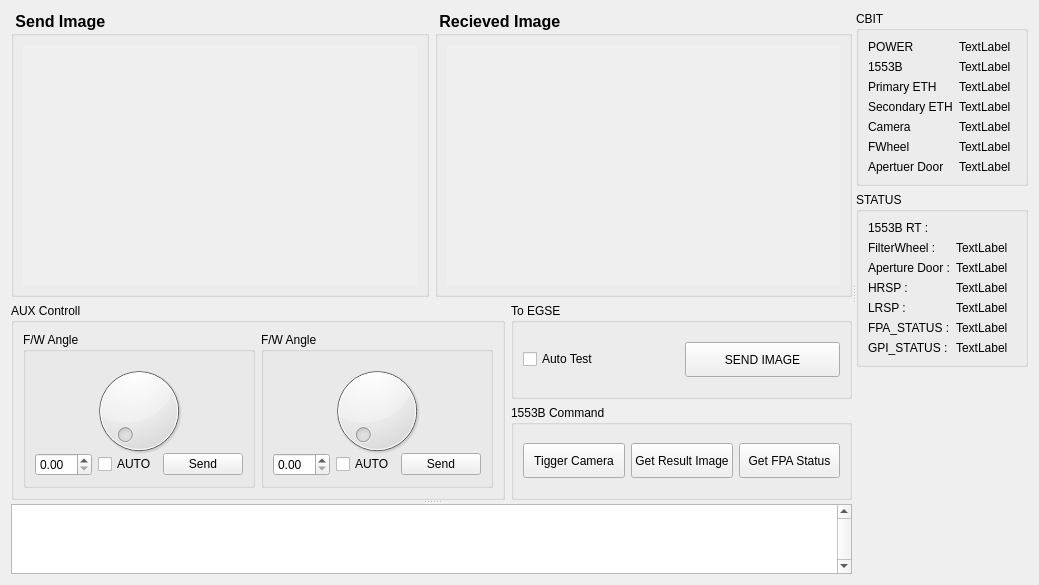
Before: the Qt Designer form EGSE_CMEB/ControllUI.ui in GisuKim/EGSE_GUI, drawn with Qt 5.
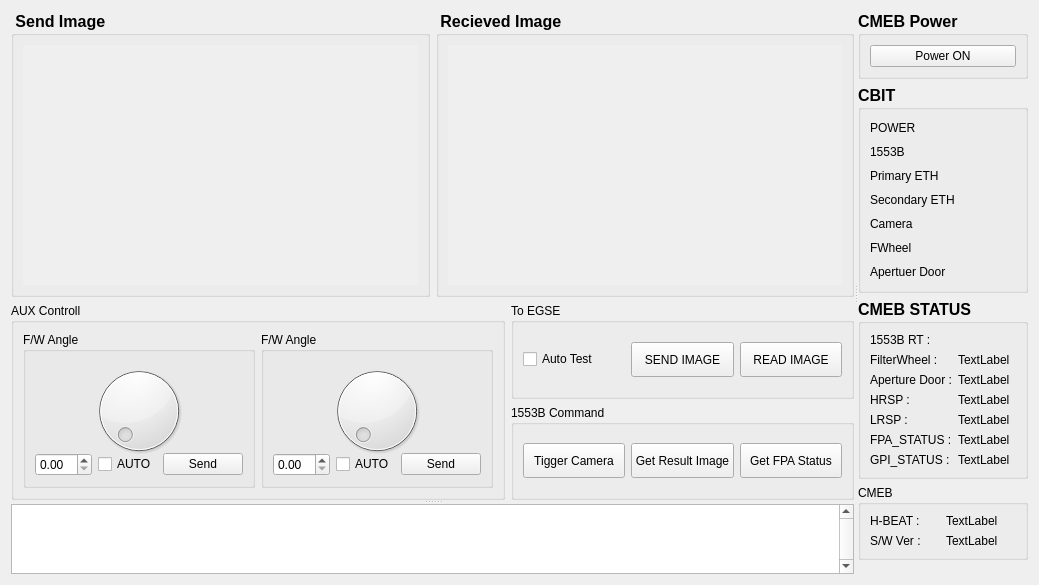
After: the same form once the commit is applied. Icons and pictures are not drawn.

The edit to the form file:
```diff
--- a/EGSE_CMEB/ControllUI.ui
+++ b/EGSE_CMEB/ControllUI.ui
@@ -245,7 +245,7 @@
                   </widget>
                  </item>
                  <item>
-                  <widget class="QPushButton" name="pushButton_4">
+                  <widget class="QPushButton" name="btn_send_image">
                    <property name="minimumSize">
                     <size>
                      <width>0</width>
@@ -257,6 +257,19 @@
                    </property>
                   </widget>
                  </item>
+                 <item>
+                  <widget class="QPushButton" name="btn_read_image">
+                   <property name="minimumSize">
+                    <size>
+                     <width>0</width>
+                     <height>35</height>
+                    </size>
+                   </property>
+                   <property name="text">
+                    <string>READ IMAGE</string>
+                   </property>
+                  </widget>
+                 </item>
                 </layout>
                </widget>
               </item>
@@ -293,7 +306,7 @@
                   </widget>
                  </item>
                  <item>
-                  <widget class="QPushButton" name="btn_send_image">
+                  <widget class="QPushButton" name="btn_get_fpa">
                    <property name="minimumSize">
                     <size>
                      <width>0</width>
@@ -330,27 +343,58 @@
      </widget>
      <widget class="QWidget" name="gridLayoutWidget_2">
       <layout class="QGridLayout" name="gridLayout_2">
+       <item row="0" column="0">
+        <widget class="QGroupBox" name="groupBox_10">
+         <property name="font">
+          <font>
+           <pointsize>12</pointsize>
+           <weight>75</weight>
+           <bold>true</bold>
+          </font>
+         </property>
+         <property name="title">
+          <string>CMEB Power</string>
+         </property>
+         <layout class="QHBoxLayout" name="horizontalLayout_4">
+          <item>
+           <widget class="QPushButton" name="btn_CMEB_Power">
+            <property name="font">
+             <font>
+              <pointsize>9</pointsize>
+              <weight>50</weight>
+              <bold>false</bold>
+             </font>
+            </property>
+            <property name="text">
+             <string>Power ON</string>
+            </property>
+           </widget>
+          </item>
+         </layout>
+        </widget>
+       </item>
        <item row="2" column="0">
-        <spacer name="verticalSpacer_2">
-         <property name="orientation">
-          <enum>Qt::Vertical</enum>
-         </property>
-         <property name="sizeHint" stdset="0">
-          <size>
-           <width>20</width>
-           <height>40</height>
-          </size>
-         </property>
-        </spacer>
-       </item>
-       <item row="1" column="0">
         <widget class="QGroupBox" name="groupBox_2">
+         <property name="font">
+          <font>
+           <pointsize>12</pointsize>
+           <weight>75</weight>
+           <bold>true</bold>
+          </font>
+         </property>
          <property name="title">
-          <string>STATUS</string>
+          <string>CMEB STATUS</string>
          </property>
          <layout class="QGridLayout" name="gridLayout_3">
           <item row="1" column="0">
            <widget class="QLabel" name="label">
+            <property name="font">
+             <font>
+              <pointsize>9</pointsize>
+              <weight>50</weight>
+              <bold>false</bold>
+             </font>
+            </property>
             <property name="text">
              <string>FilterWheel :</string>
             </property>
@@ -358,6 +402,13 @@
           </item>
           <item row="0" column="0">
            <widget class="QLabel" name="label_2">
+            <property name="font">
+             <font>
+              <pointsize>9</pointsize>
+              <weight>50</weight>
+              <bold>false</bold>
+             </font>
+            </property>
             <property name="text">
              <string>1553B RT :</string>
             </property>
@@ -365,6 +416,13 @@
           </item>
           <item row="4" column="0">
            <widget class="QLabel" name="label_5">
+            <property name="font">
+             <font>
+              <pointsize>9</pointsize>
+              <weight>50</weight>
+              <bold>false</bold>
+             </font>
+            </property>
             <property name="text">
              <string>LRSP :</string>
             </property>
@@ -372,6 +430,13 @@
           </item>
           <item row="6" column="0">
            <widget class="QLabel" name="label_7">
+            <property name="font">
+             <font>
+              <pointsize>9</pointsize>
+              <weight>50</weight>
+              <bold>false</bold>
+             </font>
+            </property>
             <property name="text">
              <string>GPI_STATUS :</string>
             </property>
@@ -379,6 +444,13 @@
           </item>
           <item row="3" column="0">
            <widget class="QLabel" name="label_4">
+            <property name="font">
+             <font>
+              <pointsize>9</pointsize>
+              <weight>50</weight>
+              <bold>false</bold>
+             </font>
+            </property>
             <property name="text">
              <string>HRSP :</string>
             </property>
@@ -386,6 +458,13 @@
           </item>
           <item row="2" column="0">
            <widget class="QLabel" name="label_3">
+            <property name="font">
+             <font>
+              <pointsize>9</pointsize>
+              <weight>50</weight>
+              <bold>false</bold>
+             </font>
+            </property>
             <property name="text">
              <string>Aperture Door :</string>
             </property>
@@ -393,6 +472,13 @@
           </item>
           <item row="5" column="0">
            <widget class="QLabel" name="label_6">
+            <property name="font">
+             <font>
+              <pointsize>9</pointsize>
+              <weight>50</weight>
+              <bold>false</bold>
+             </font>
+            </property>
             <property name="text">
              <string>FPA_STATUS :</string>
             </property>
@@ -400,6 +486,13 @@
           </item>
           <item row="1" column="1">
            <widget class="QLabel" name="label_18">
+            <property name="font">
+             <font>
+              <pointsize>9</pointsize>
+              <weight>50</weight>
+              <bold>false</bold>
+             </font>
+            </property>
             <property name="text">
              <string>TextLabel</string>
             </property>
@@ -407,6 +500,13 @@
           </item>
           <item row="2" column="1">
            <widget class="QLabel" name="label_19">
+            <property name="font">
+             <font>
+              <pointsize>9</pointsize>
+              <weight>50</weight>
+              <bold>false</bold>
+             </font>
+            </property>
             <property name="text">
              <string>TextLabel</string>
             </property>
@@ -414,6 +514,13 @@
           </item>
           <item row="3" column="1">
            <widget class="QLabel" name="label_20">
+            <property name="font">
+             <font>
+              <pointsize>9</pointsize>
+              <weight>50</weight>
+              <bold>false</bold>
+             </font>
+            </property>
             <property name="text">
              <string>TextLabel</string>
             </property>
@@ -421,6 +528,13 @@
           </item>
           <item row="4" column="1">
            <widget class="QLabel" name="label_21">
+            <property name="font">
+             <font>
+              <pointsize>9</pointsize>
+              <weight>50</weight>
+              <bold>false</bold>
+             </font>
+            </property>
             <property name="text">
              <string>TextLabel</string>
             </property>
@@ -428,6 +542,13 @@
           </item>
           <item row="5" column="1">
            <widget class="QLabel" name="label_22">
+            <property name="font">
+             <font>
+              <pointsize>9</pointsize>
+              <weight>50</weight>
+              <bold>false</bold>
+             </font>
+            </property>
             <property name="text">
              <string>TextLabel</string>
             </property>
@@ -435,6 +556,13 @@
           </item>
           <item row="6" column="1">
            <widget class="QLabel" name="label_23">
+            <property name="font">
+             <font>
+              <pointsize>9</pointsize>
+              <weight>50</weight>
+              <bold>false</bold>
+             </font>
+            </property>
             <property name="text">
              <string>TextLabel</string>
             </property>
@@ -443,14 +571,44 @@
          </layout>
         </widget>
        </item>
-       <item row="0" column="0">
+       <item row="4" column="0">
+        <spacer name="verticalSpacer_2">
+         <property name="orientation">
+          <enum>Qt::Vertical</enum>
+         </property>
+         <property name="sizeHint" stdset="0">
+          <size>
+           <width>20</width>
+           <height>40</height>
+          </size>
+         </property>
+        </spacer>
+       </item>
+       <item row="1" column="0">
         <widget class="QGroupBox" name="groupBox">
+         <property name="font">
+          <font>
+           <pointsize>12</pointsize>
+           <weight>75</weight>
+           <bold>true</bold>
+           <underline>false</underline>
+           <strikeout>false</strikeout>
+           <kerning>true</kerning>
+          </font>
+         </property>
          <property name="title">
           <string>CBIT</string>
          </property>
          <layout class="QGridLayout" name="gridLayout_4">
           <item row="2" column="0">
            <widget class="QLabel" name="label_11">
+            <property name="font">
+             <font>
+              <pointsize>9</pointsize>
+              <weight>50</weight>
+              <bold>false</bold>
+             </font>
+            </property>
             <property name="text">
              <string>Primary ETH</string>
             </property>
@@ -458,6 +616,13 @@
           </item>
           <item row="5" column="0">
            <widget class="QLabel" name="label_13">
+            <property name="font">
+             <font>
+              <pointsize>9</pointsize>
+              <weight>50</weight>
+              <bold>false</bold>
+             </font>
+            </property>
             <property name="text">
              <string>FWheel</string>
             </property>
@@ -465,6 +630,13 @@
           </item>
           <item row="4" column="0">
            <widget class="QLabel" name="label_12">
+            <property name="font">
+             <font>
+              <pointsize>9</pointsize>
+              <weight>50</weight>
+              <bold>false</bold>
+             </font>
+            </property>
             <property name="text">
              <string>Camera</string>
             </property>
@@ -472,6 +644,13 @@
           </item>
           <item row="6" column="0">
            <widget class="QLabel" name="label_14">
+            <property name="font">
+             <font>
+              <pointsize>9</pointsize>
+              <weight>50</weight>
+              <bold>false</bold>
+             </font>
+            </property>
             <property name="text">
              <string>Apertuer Door</string>
             </property>
@@ -479,6 +658,13 @@
           </item>
           <item row="3" column="0">
            <widget class="QLabel" name="label_10">
+            <property name="font">
+             <font>
+              <pointsize>9</pointsize>
+              <weight>50</weight>
+              <bold>false</bold>
+             </font>
+            </property>
             <property name="text">
              <string>Secondary ETH</string>
             </property>
@@ -486,6 +672,13 @@
           </item>
           <item row="1" column="0">
            <widget class="QLabel" name="label_9">
+            <property name="font">
+             <font>
+              <pointsize>9</pointsize>
+              <weight>50</weight>
+              <bold>false</bold>
+             </font>
+            </property>
             <property name="text">
              <string>1553B</string>
             </property>
@@ -493,55 +686,183 @@
           </item>
           <item row="0" column="0">
            <widget class="QLabel" name="label_8">
+            <property name="font">
+             <font>
+              <pointsize>9</pointsize>
+              <weight>50</weight>
+              <bold>false</bold>
+             </font>
+            </property>
             <property name="text">
              <string>POWER</string>
             </property>
            </widget>
           </item>
-          <item row="6" column="1">
-           <widget class="QLabel" name="label_17">
-            <property name="text">
-             <string>TextLabel</string>
+          <item row="0" column="1">
+           <widget class="QLabel" name="lb_led_cbit_power">
+            <property name="maximumSize">
+             <size>
+              <width>20</width>
+              <height>20</height>
+             </size>
             </property>
-           </widget>
-          </item>
-          <item row="5" column="1">
-           <widget class="QLabel" name="label_24">
             <property name="text">
-             <string>TextLabel</string>
+             <string/>
             </property>
-           </widget>
-          </item>
-          <item row="4" column="1">
-           <widget class="QLabel" name="label_25">
-            <property name="text">
-             <string>TextLabel</string>
+            <property name="pixmap">
+             <pixmap>icon/led-red-on.png</pixmap>
             </property>
-           </widget>
-          </item>
-          <item row="3" column="1">
-           <widget class="QLabel" name="label_26">
-            <property name="text">
-             <string>TextLabel</string>
-            </property>
-           </widget>
-          </item>
-          <item row="2" column="1">
-           <widget class="QLabel" name="label_27">
-            <property name="text">
-             <string>TextLabel</string>
+            <property name="scaledContents">
+             <bool>true</bool>
             </property>
            </widget>
           </item>
           <item row="1" column="1">
-           <widget class="QLabel" name="label_28">
+           <widget class="QLabel" name="lb_led_cbit_1553b">
+            <property name="maximumSize">
+             <size>
+              <width>20</width>
+              <height>20</height>
+             </size>
+            </property>
             <property name="text">
-             <string>TextLabel</string>
+             <string/>
+            </property>
+            <property name="pixmap">
+             <pixmap>icon/led-red-on.png</pixmap>
+            </property>
+            <property name="scaledContents">
+             <bool>true</bool>
+            </property>
+           </widget>
+          </item>
+          <item row="2" column="1">
+           <widget class="QLabel" name="lb_led_cbit_pri_eth">
+            <property name="maximumSize">
+             <size>
+              <width>20</width>
+              <height>20</height>
+             </size>
+            </property>
+            <property name="text">
+             <string/>
+            </property>
+            <property name="pixmap">
+             <pixmap>icon/led-red-on.png</pixmap>
+            </property>
+            <property name="scaledContents">
+             <bool>true</bool>
+            </property>
+           </widget>
+          </item>
+          <item row="3" column="1">
+           <widget class="QLabel" name="lb_led_cbit_sec_eth">
+            <property name="maximumSize">
+             <size>
+              <width>20</width>
+              <height>20</height>
+             </size>
+            </property>
+            <property name="text">
+             <string/>
+            </property>
+            <property name="pixmap">
+             <pixmap>icon/led-red-on.png</pixmap>
+            </property>
+            <property name="scaledContents">
+             <bool>true</bool>
+            </property>
+           </widget>
+          </item>
+          <item row="4" column="1">
+           <widget class="QLabel" name="lb_led_cbit_camera">
+            <property name="maximumSize">
+             <size>
+              <width>20</width>
+              <height>20</height>
+             </size>
+            </property>
+            <property name="text">
+             <string/>
+            </property>
+            <property name="pixmap">
+             <pixmap>icon/led-red-on.png</pixmap>
+            </property>
+            <property name="scaledContents">
+             <bool>true</bool>
+            </property>
+           </widget>
+          </item>
+          <item row="5" column="1">
+           <widget class="QLabel" name="lb_led_cbit_filterwheel">
+            <property name="maximumSize">
+             <size>
+              <width>20</width>
+              <height>20</height>
+             </size>
+            </property>
+            <property name="text">
+             <string/>
+            </property>
+            <property name="pixmap">
+             <pixmap>icon/led-red-on.png</pixmap>
+            </property>
+            <property name="scaledContents">
+             <bool>true</bool>
+            </property>
+           </widget>
+          </item>
+          <item row="6" column="1">
+           <widget class="QLabel" name="lb_led_cbit_aperture">
+            <property name="maximumSize">
+             <size>
+              <width>20</width>
+              <height>20</height>
+             </size>
+            </property>
+            <property name="text">
+             <string/>
+            </property>
+            <property name="pixmap">
+             <pixmap>icon/led-red-on.png</pixmap>
+            </property>
+            <property name="scaledContents">
+             <bool>true</bool>
+            </property>
+           </widget>
+          </item>
+         </layout>
+        </widget>
+       </item>
+       <item row="3" column="0">
+        <widget class="QGroupBox" name="groupBox_11">
+         <property name="title">
+          <string>CMEB</string>
+         </property>
+         <layout class="QGridLayout" name="gridLayout_8">
+          <item row="0" column="0">
+           <widget class="QLabel" name="label_15">
+            <property name="text">
+             <string>H-BEAT :</string>
+            </property>
+           </widget>
+          </item>
+          <item row="2" column="0">
+           <widget class="QLabel" name="label_16">
+            <property name="text">
+             <string>S/W Ver :</string>
             </property>
            </widget>
           </item>
           <item row="0" column="1">
-           <widget class="QLabel" name="label_29">
+           <widget class="QLabel" name="lb_hbeat">
+            <property name="text">
+             <string>TextLabel</string>
+            </property>
+           </widget>
+          </item>
+          <item row="2" column="1">
+           <widget class="QLabel" name="lb_ver">
             <property name="text">
              <string>TextLabel</string>
             </property>
```
Left out of the diff: 6 changed lines with no effect on the pictures.
